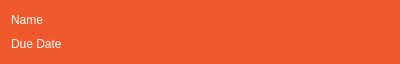
Old version of the form MonkeyManager/taskwidget.ui in the repository MendozaProject/monkey-manager.
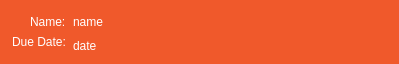
New version of the form.

What changed in the file:
```diff
--- a/MonkeyManager/taskwidget.ui
+++ b/MonkeyManager/taskwidget.ui
@@ -6,7 +6,7 @@
    <rect>
     <x>0</x>
     <y>0</y>
-    <width>400</width>
+    <width>399</width>
     <height>64</height>
    </rect>
   </property>
@@ -20,25 +20,123 @@
    <string>Form</string>
   </property>
   <property name="autoFillBackground">
-   <bool>true</bool>
+   <bool>false</bool>
   </property>
   <property name="styleSheet">
    <string notr="true">background-color:rgb(240, 89, 43);
 color:rgb(255, 255, 255);</string>
   </property>
-  <layout class="QVBoxLayout" name="verticalLayout">
+  <layout class="QHBoxLayout" name="horizontalLayout">
+   <property name="spacing">
+    <number>0</number>
+   </property>
+   <property name="leftMargin">
+    <number>12</number>
+   </property>
    <item>
-    <widget class="QLabel" name="label">
-     <property name="text">
-      <string>Name</string>
+    <widget class="QWidget" name="widget" native="true">
+     <property name="sizePolicy">
+      <sizepolicy hsizetype="Fixed" vsizetype="Fixed">
+       <horstretch>0</horstretch>
+       <verstretch>0</verstretch>
+      </sizepolicy>
      </property>
+     <property name="layoutDirection">
+      <enum>Qt::RightToLeft</enum>
+     </property>
+     <layout class="QVBoxLayout" name="verticalLayout_2">
+      <property name="leftMargin">
+       <number>0</number>
+      </property>
+      <property name="topMargin">
+       <number>0</number>
+      </property>
+      <property name="rightMargin">
+       <number>0</number>
+      </property>
+      <property name="bottomMargin">
+       <number>0</number>
+      </property>
+      <item>
+       <widget class="QLabel" name="name_label">
+        <property name="sizePolicy">
+         <sizepolicy hsizetype="Fixed" vsizetype="Fixed">
+          <horstretch>0</horstretch>
+          <verstretch>0</verstretch>
+         </sizepolicy>
+        </property>
+        <property name="layoutDirection">
+         <enum>Qt::RightToLeft</enum>
+        </property>
+        <property name="text">
+         <string>Name:</string>
+        </property>
+       </widget>
+      </item>
+      <item>
+       <widget class="QLabel" name="due_date">
+        <property name="sizePolicy">
+         <sizepolicy hsizetype="Fixed" vsizetype="Fixed">
+          <horstretch>0</horstretch>
+          <verstretch>0</verstretch>
+         </sizepolicy>
+        </property>
+        <property name="text">
+         <string>Due Date:</string>
+        </property>
+       </widget>
+      </item>
+     </layout>
     </widget>
    </item>
    <item>
-    <widget class="QLabel" name="label_2">
-     <property name="text">
-      <string>Due Date</string>
+    <widget class="QWidget" name="widget_2" native="true">
+     <property name="sizePolicy">
+      <sizepolicy hsizetype="Preferred" vsizetype="Preferred">
+       <horstretch>0</horstretch>
+       <verstretch>0</verstretch>
+      </sizepolicy>
      </property>
+     <layout class="QVBoxLayout" name="verticalLayout">
+      <property name="leftMargin">
+       <number>7</number>
+      </property>
+      <property name="topMargin">
+       <number>0</number>
+      </property>
+      <property name="rightMargin">
+       <number>0</number>
+      </property>
+      <property name="bottomMargin">
+       <number>0</number>
+      </property>
+      <item>
+       <widget class="QLabel" name="name">
+        <property name="sizePolicy">
+         <sizepolicy hsizetype="Fixed" vsizetype="Preferred">
+          <horstretch>0</horstretch>
+          <verstretch>0</verstretch>
+         </sizepolicy>
+        </property>
+        <property name="text">
+         <string>name</string>
+        </property>
+       </widget>
+      </item>
+      <item>
+       <widget class="QLabel" name="date">
+        <property name="sizePolicy">
+         <sizepolicy hsizetype="Fixed" vsizetype="Fixed">
+          <horstretch>0</horstretch>
+          <verstretch>0</verstretch>
+         </sizepolicy>
+        </property>
+        <property name="text">
+         <string>date</string>
+        </property>
+       </widget>
+      </item>
+     </layout>
     </widget>
    </item>
   </layout>
```
